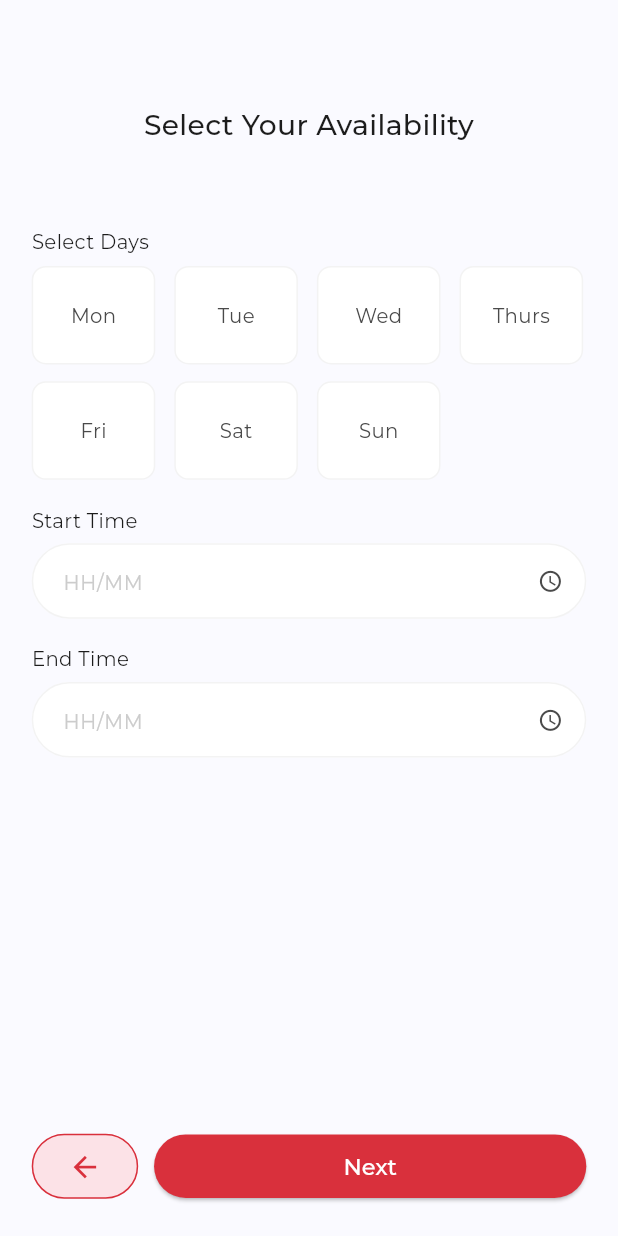
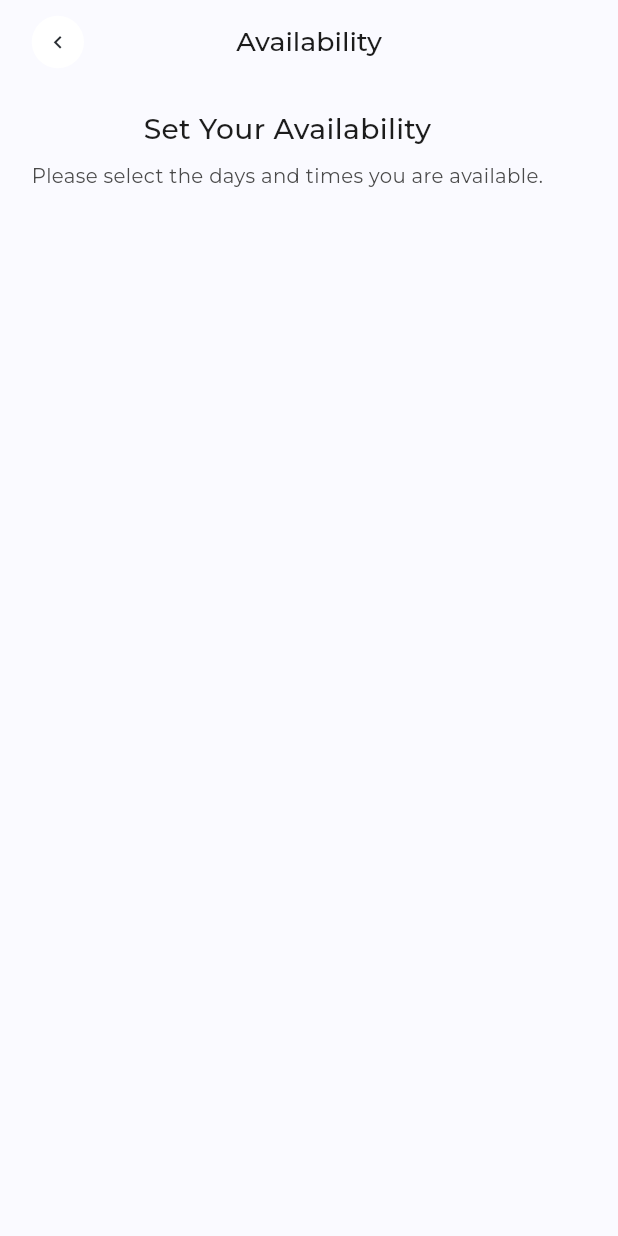
Before and after one commit to waleed-tafsol/beauty_near_sp, a Flutter app: the AvailabilityScreen screen opened by its route, on a phone screen of 412 x 824 dp. Run offline on Flutter 3.47's test engine with Material 3 defaults, Android fonts, the light colour scheme and no system bars; our stand-ins replace dropdown_button2, fl_chart, flutter_screenutil, flutter_svg, get_it, google_fonts and 4 more; accounts and stored records are empty.

Commit message:
refactor: update AvailabilityScreen to StatelessWidget and enhance UI elements

```diff
--- a/lib/screens/availability_screen.dart
+++ b/lib/screens/availability_screen.dart
@@ -1,3 +1,4 @@
+import 'package:beauty_near_sp/widgets/custom_app_bar.dart';
 import 'package:flutter/material.dart';
 import 'package:flutter_screenutil/flutter_screenutil.dart';
 
@@ -7,120 +8,21 @@ import '../widgets/custom_back_button.dart';
 import '../widgets/dialog box/success_dialog_box.dart';
 import 'bot_nav_bar_page.dart';
 
-class AvailabilityScreen extends StatefulWidget {
+class AvailabilityScreen extends StatelessWidget {
   const AvailabilityScreen({super.key});
-
-  @override
-  State<AvailabilityScreen> createState() => _AvailabilityScreenState();
-}
-
-class _AvailabilityScreenState extends State<AvailabilityScreen> {
-  final TextEditingController _startTimeController = TextEditingController();
-  final TextEditingController _endTimeController = TextEditingController();
-  TimeOfDay? _selectedStartTime;
-  TimeOfDay? _selectedEndTime;
-
-  List<String> selectedDays = [];
-
-  Future<void> _selectStartTime() async {
-    final TimeOfDay? picked = await showTimePicker(
-      context: context,
-      initialTime: _selectedStartTime ?? TimeOfDay.now(),
-      builder: (BuildContext context, Widget? child) {
-        return Theme(
-          data: Theme.of(context).copyWith(
-            colorScheme: ColorScheme.light(
-              primary: AppColors.kPrimaryColor,
-              onPrimary: Colors.white,
-              surface: Colors.white,
-              onSurface: AppColors.textPrimaryColor,
-              secondary: AppColors.kPrimaryColor,
-              onSecondary: Colors.white,
-            ),
-            timePickerTheme: TimePickerThemeData(
-              backgroundColor: Colors.white,
-              hourMinuteTextColor: AppColors.textPrimaryColor,
-              dayPeriodTextColor: AppColors.kPrimaryColor,
-              dialHandColor: AppColors.kPrimaryColor,
-              dialBackgroundColor: Colors.grey.shade100,
-              hourMinuteColor: Colors.grey.shade100,
-              dayPeriodColor: AppColors.kPrimaryColor.withOpacity(0.1),
-              entryModeIconColor: AppColors.kPrimaryColor,
-            ),
-          ),
-          child: child!,
-        );
-      },
-    );
-
-    if (picked != null && picked != _selectedStartTime) {
-      setState(() {
-        _selectedStartTime = picked;
-        _startTimeController.text = '${picked.hour.toString().padLeft(2, '0')}:${picked.minute.toString().padLeft(2, '0')}';
-      });
-    }
-  }
-
-  Future<void> _selectEndTime() async {
-    final TimeOfDay? picked = await showTimePicker(
-      context: context,
-      initialTime: _selectedEndTime ?? TimeOfDay.now(),
-      builder: (BuildContext context, Widget? child) {
-        return Theme(
-          data: Theme.of(context).copyWith(
-            colorScheme: ColorScheme.light(
-              primary: AppColors.kPrimaryColor,
-              onPrimary: Colors.white,
-              surface: Colors.white,
-              onSurface: AppColors.textPrimaryColor,
-              secondary: AppColors.kPrimaryColor,
-              onSecondary: Colors.white,
-            ),
-            timePickerTheme: TimePickerThemeData(
-              backgroundColor: Colors.white,
-              hourMinuteTextColor: AppColors.textPrimaryColor,
-              dayPeriodTextColor: AppColors.kPrimaryColor,
-              dialHandColor: AppColors.kPrimaryColor,
-              dialBackgroundColor: Colors.grey.shade100,
-              hourMinuteColor: Colors.grey.shade100,
-              dayPeriodColor: AppColors.kPrimaryColor.withOpacity(0.1),
-              entryModeIconColor: AppColors.kPrimaryColor,
-            ),
-          ),
-          child: child!,
-        );
-      },
-    );
-
-    if (picked != null && picked != _selectedEndTime) {
-      setState(() {
-        _selectedEndTime = picked;
-        _endTimeController.text = '${picked.hour.toString().padLeft(2, '0')}:${picked.minute.toString().padLeft(2, '0')}';
-      });
-    }
-  }
-
-  @override
-  void dispose() {
-    _startTimeController.dispose();
-    _endTimeController.dispose();
-    super.dispose();
-  }
 
   @override
   Widget build(BuildContext context) {
     return Scaffold(
-      body: SingleChildScrollView(
-        child: Padding(
+      appBar: CustomAppBar(title: 'Availability'),
+      body: Padding(
         padding: EdgeInsets.symmetric(horizontal: 20.w),
         child: Column(
-            crossAxisAlignment: CrossAxisAlignment.start,
+          crossAxisAlignment: CrossAxisAlignment.center,
           children: [
-              SizedBox(height: 77.h),
-
-              Center(
-                child: Text(
-                  'Select Your Availability',
+            SizedBox(height: 20.h),
+            Text(
+              'Set Your Availability',
               style: TextStyle(
                 fontSize: 20.sp,
                 fontWeight: FontWeight.w500,
@@ -129,11 +31,9 @@ class _AvailabilityScreenState extends State<AvailabilityScreen> {
               ),
               textAlign: TextAlign.center,
             ),
-              ),
             SizedBox(height: 10.h),
-              Center(
-                child: Text(
-                  '',
+            Text(
+              'Please select the days and times you are available.',
               style: TextStyle(
                 fontSize: 14.sp,
                 fontWeight: FontWeight.w400,
@@ -142,179 +42,328 @@ class _AvailabilityScreenState extends State<AvailabilityScreen> {
               ),
               textAlign: TextAlign.center,
             ),
-              ),
-
-              SizedBox(height: 30.h),
-
-              _buildDaySelectionSection(),
-
-              SizedBox(height: 20.h),
-
-              Text(
-                'Start Time',
-                style: TextStyle(
-                  fontSize: 14.sp,
-                  fontWeight: FontWeight.w400,
-                  color: AppColors.textPrimaryColor,
-                  height: 1.22,
-                ),
-              ),
-              SizedBox(height: 8.h),
-              GestureDetector(
-                onTap: _selectStartTime,
-                child: AbsorbPointer(
-                  child: TextField(
-                    controller: _startTimeController,
-                    decoration: InputDecoration(
-                      hintText: 'HH/MM',
-                      suffixIcon: Icon(
-                        Icons.access_time,
-                        size: 18.sp,
-                        color: AppColors.darkGreyColor,
-                      ),
-                    ),
-                  ),
-                ),
-              ),
-              SizedBox(height: 20.h),
-
-              Text(
-                'End Time',
-                style: TextStyle(
-                  fontSize: 14.sp,
-                  fontWeight: FontWeight.w400,
-                  color: AppColors.textPrimaryColor,
-                  height: 1.22,
-                ),
-              ),
-              SizedBox(height: 8.h),
-              GestureDetector(
-                onTap: _selectEndTime,
-                child: AbsorbPointer(
-                  child: TextField(
-                    controller: _endTimeController,
-                    decoration: InputDecoration(
-                      hintText: 'HH/MM',
-                      suffixIcon: Icon(
-                        Icons.access_time,
-                        size: 18.sp,
-                        color: AppColors.darkGreyColor,
-                      ),
-                    ),
-                  ),
-                ),
-              ),
           ],
-          ),
-        ),
-      ),
-      bottomNavigationBar: SafeArea(
-        child: Padding(
-          padding: EdgeInsets.only(bottom: 24.h, left: 20.w, right: 20.w),
-          child: Row(
-            children: [
-              CustomBackButton(),
-
-              SizedBox(width: 10.w),
-
-              Expanded(
-                child: ElevatedButton(
-                  onPressed: () {
-                    showSuccessDialog(
-                      screenContext: context,
-                      desc: 'Your Account Successfully\nCreated',
-                      onSuccess: () {
-                        Navigator.pushNamedAndRemoveUntil(
-                          context,
-                          BotNavPage.routeName,
-                              (route) => false,
-                        );
-                      },
-                    );
-                   // Navigator.pushNamed(context, cardDetailsScreen);
-                  },
-                  child: Text('Next'),
-                ),
-              ),
-            ],
-          ),
-        ),
-      ),
-    );
-  }
-
-  Widget _buildDaySelectionSection() {
-    return Column(
-      crossAxisAlignment: CrossAxisAlignment.start,
-      children: [
-        Text(
-          'Select Days',
-          style: TextStyle(
-            fontSize: 14.sp,
-            fontWeight: FontWeight.w400,
-            color: AppColors.textPrimaryColor,
-            height: 1.22,
-          ),
-        ),
-        SizedBox(height: 9.h),
-        Wrap(
-          spacing: 12.w,
-          runSpacing: 12.h,
-          children: [
-            _buildDayTab('Mon'),
-            _buildDayTab('Tue'),
-            _buildDayTab('Wed'),
-            _buildDayTab('Thurs'),
-            _buildDayTab('Fri'),
-            _buildDayTab('Sat'),
-            _buildDayTab('Sun'),
-          ],
-        ),
-      ],
-    );
-  }
-
-  Widget _buildDayTab(String day) {
-    return GestureDetector(
-      onTap: (){
-        if(selectedDays.contains(day)){
-          setState(() {
-            selectedDays.remove(day);
-          });
-        }
-        else{
-          setState(() {
-            selectedDays.add(day);
-          });
-        }
-      },
-      child: Container(
-        width: 78.w,
-        height: 70.h,
-        decoration: BoxDecoration(
-          gradient: selectedDays.contains(day)
-              ? LinearGradient(
-                  colors: [AppColors.kPrimaryColor, Color(0xffDE6C75)],
-                  begin: Alignment.centerLeft,
-                  end: Alignment.centerRight,
-                )
-              : null,
-          color: selectedDays.contains(day) ? null : Colors.white,
-          borderRadius: BorderRadius.circular(10.r),
-          border: Border.all(color: AppColors.strokeColor, width: 1),
-        ),
-        child: Center(
-          child: Text(
-            day,
-            style: TextStyle(
-              fontSize: 14.sp,
-              fontWeight: FontWeight.w400,
-              color: selectedDays.contains(day) ? Colors.white : AppColors.darkGreyColor,
-              height: 1.22,
-            ),
-          ),
         ),
       ),
     );
   }
 }
+
+
+
+
+
+
+
+
+// class AvailabilityScreen extends StatefulWidget {
+//   const AvailabilityScreen({super.key});
+
+//   @override
+//   State<AvailabilityScreen> createState() => _AvailabilityScreenState();
+// }
+
+// class _AvailabilityScreenState extends State<AvailabilityScreen> {
+//   final TextEditingController _startTimeController = TextEditingController();
+//   final TextEditingController _endTimeController = TextEditingController();
+//   TimeOfDay? _selectedStartTime;
+//   TimeOfDay? _selectedEndTime;
+
+//   List<String> selectedDays = [];
+
+//   Future<void> _selectStartTime() async {
+//     final TimeOfDay? picked = await showTimePicker(
+//       context: context,
+//       initialTime: _selectedStartTime ?? TimeOfDay.now(),
+//       builder: (BuildContext context, Widget? child) {
+//         return Theme(
+//           data: Theme.of(context).copyWith(
+//             colorScheme: ColorScheme.light(
+//               primary: AppColors.kPrimaryColor,
+//               onPrimary: Colors.white,
+//               surface: Colors.white,
+//               onSurface: AppColors.textPrimaryColor,
+//               secondary: AppColors.kPrimaryColor,
+//               onSecondary: Colors.white,
+//             ),
+//             timePickerTheme: TimePickerThemeData(
+//               backgroundColor: Colors.white,
+//               hourMinuteTextColor: AppColors.textPrimaryColor,
+//               dayPeriodTextColor: AppColors.kPrimaryColor,
+//               dialHandColor: AppColors.kPrimaryColor,
+//               dialBackgroundColor: Colors.grey.shade100,
+//               hourMinuteColor: Colors.grey.shade100,
+//               dayPeriodColor: AppColors.kPrimaryColor.withOpacity(0.1),
+//               entryModeIconColor: AppColors.kPrimaryColor,
+//             ),
+//           ),
+//           child: child!,
+//         );
+//       },
+//     );
+
+//     if (picked != null && picked != _selectedStartTime) {
+//       setState(() {
+//         _selectedStartTime = picked;
+//         _startTimeController.text = '${picked.hour.toString().padLeft(2, '0')}:${picked.minute.toString().padLeft(2, '0')}';
+//       });
+//     }
+//   }
+
+//   Future<void> _selectEndTime() async {
+//     final TimeOfDay? picked = await showTimePicker(
+//       context: context,
+//       initialTime: _selectedEndTime ?? TimeOfDay.now(),
+//       builder: (BuildContext context, Widget? child) {
+//         return Theme(
+//           data: Theme.of(context).copyWith(
+//             colorScheme: ColorScheme.light(
+//               primary: AppColors.kPrimaryColor,
+//               onPrimary: Colors.white,
+//               surface: Colors.white,
+//               onSurface: AppColors.textPrimaryColor,
+//               secondary: AppColors.kPrimaryColor,
+//               onSecondary: Colors.white,
+//             ),
+//             timePickerTheme: TimePickerThemeData(
+//               backgroundColor: Colors.white,
+//               hourMinuteTextColor: AppColors.textPrimaryColor,
+//               dayPeriodTextColor: AppColors.kPrimaryColor,
+//               dialHandColor: AppColors.kPrimaryColor,
+//               dialBackgroundColor: Colors.grey.shade100,
+//               hourMinuteColor: Colors.grey.shade100,
+//               dayPeriodColor: AppColors.kPrimaryColor.withOpacity(0.1),
+//               entryModeIconColor: AppColors.kPrimaryColor,
+//             ),
+//           ),
+//           child: child!,
+//         );
+//       },
+//     );
+
+//     if (picked != null && picked != _selectedEndTime) {
+//       setState(() {
+//         _selectedEndTime = picked;
+//         _endTimeController.text = '${picked.hour.toString().padLeft(2, '0')}:${picked.minute.toString().padLeft(2, '0')}';
+//       });
+//     }
+//   }
+
+//   @override
+//   void dispose() {
+//     _startTimeController.dispose();
+//     _endTimeController.dispose();
+//     super.dispose();
+//   }
+
+//   @override
+//   Widget build(BuildContext context) {
+//     return Scaffold(
+//       body: SingleChildScrollView(
+//         child: Padding(
+//           padding: EdgeInsets.symmetric(horizontal: 20.w),
+//           child: Column(
+//             crossAxisAlignment: CrossAxisAlignment.start,
+//             children: [
+//               SizedBox(height: 77.h),
+
+//               Center(
+//                 child: Text(
+//                   'Select Your Availability',
+//                   style: TextStyle(
+//                     fontSize: 20.sp,
+//                     fontWeight: FontWeight.w500,
+//                     color: AppColors.textPrimaryColor,
+//                     height: 1.22,
+//                   ),
+//                   textAlign: TextAlign.center,
+//                 ),
+//               ),
+//               SizedBox(height: 10.h),
+//               Center(
+//                 child: Text(
+//                   '',
+//                   style: TextStyle(
+//                     fontSize: 14.sp,
+//                     fontWeight: FontWeight.w400,
+//                     color: AppColors.darkGreyColor,
+//                     height: 1.5,
+//                   ),
+//                   textAlign: TextAlign.center,
+//                 ),
+//               ),
+
+//               SizedBox(height: 30.h),
+
+//               _buildDaySelectionSection(),
+
+//               SizedBox(height: 20.h),
+
+//               Text(
+//                 'Start Time',
+//                 style: TextStyle(
+//                   fontSize: 14.sp,
+//                   fontWeight: FontWeight.w400,
+//                   color: AppColors.textPrimaryColor,
+//                   height: 1.22,
+//                 ),
+//               ),
+//               SizedBox(height: 8.h),
+//               GestureDetector(
+//                 onTap: _selectStartTime,
+//                 child: AbsorbPointer(
+//                   child: TextField(
+//                     controller: _startTimeController,
+//                     decoration: InputDecoration(
+//                       hintText: 'HH/MM',
+//                       suffixIcon: Icon(
+//                         Icons.access_time,
+//                         size: 18.sp,
+//                         color: AppColors.darkGreyColor,
+//                       ),
+//                     ),
+//                   ),
+//                 ),
+//               ),
+//               SizedBox(height: 20.h),
+
+//               Text(
+//                 'End Time',
+//                 style: TextStyle(
+//                   fontSize: 14.sp,
+//                   fontWeight: FontWeight.w400,
+//                   color: AppColors.textPrimaryColor,
+//                   height: 1.22,
+//                 ),
+//               ),
+//               SizedBox(height: 8.h),
+//               GestureDetector(
+//                 onTap: _selectEndTime,
+//                 child: AbsorbPointer(
+//                   child: TextField(
+//                     controller: _endTimeController,
+//                     decoration: InputDecoration(
+//                       hintText: 'HH/MM',
+//                       suffixIcon: Icon(
+//                         Icons.access_time,
+//                         size: 18.sp,
+//                         color: AppColors.darkGreyColor,
+//                       ),
+//                     ),
+//                   ),
+//                 ),
+//               ),
+//             ],
+//           ),
+//         ),
+//       ),
+//       bottomNavigationBar: SafeArea(
+//         child: Padding(
+//           padding: EdgeInsets.only(bottom: 24.h, left: 20.w, right: 20.w),
+//           child: Row(
+//             children: [
+//               CustomBackButton(),
+
+//               SizedBox(width: 10.w),
+
+//               Expanded(
+//                 child: ElevatedButton(
+//                   onPressed: () {
+//                     showSuccessDialog(
+//                       screenContext: context,
+//                       desc: 'Your Account Successfully\nCreated',
+//                       onSuccess: () {
+//                         Navigator.pushNamedAndRemoveUntil(
+//                           context,
+//                           BotNavPage.routeName,
+//                               (route) => false,
+//                         );
+//                       },
+//                     );
+//                    // Navigator.pushNamed(context, cardDetailsScreen);
+//                   },
+//                   child: Text('Next'),
+//                 ),
+//               ),
+//             ],
+//           ),
+//         ),
+//       ),
+//     );
+//   }
+
+//   Widget _buildDaySelectionSection() {
+//     return Column(
+//       crossAxisAlignment: CrossAxisAlignment.start,
+//       children: [
+//         Text(
+//           'Select Days',
+//           style: TextStyle(
+//             fontSize: 14.sp,
+//             fontWeight: FontWeight.w400,
+//             color: AppColors.textPrimaryColor,
+//             height: 1.22,
+//           ),
+//         ),
+//         SizedBox(height: 9.h),
+//         Wrap(
+//           spacing: 12.w,
+//           runSpacing: 12.h,
+//           children: [
+//             _buildDayTab('Mon'),
+//             _buildDayTab('Tue'),
+//             _buildDayTab('Wed'),
+//             _buildDayTab('Thurs'),
+//             _buildDayTab('Fri'),
+//             _buildDayTab('Sat'),
+//             _buildDayTab('Sun'),
+//           ],
+//         ),
+//       ],
+//     );
+//   }
+
+//   Widget _buildDayTab(String day) {
+//     return GestureDetector(
+//       onTap: (){
+//         if(selectedDays.contains(day)){
+//           setState(() {
+//             selectedDays.remove(day);
+//           });
+//         }
+//         else{
+//           setState(() {
+//             selectedDays.add(day);
+//           });
+//         }
+//       },
+//       child: Container(
+//         width: 78.w,
+//         height: 70.h,
+//         decoration: BoxDecoration(
+//           gradient: selectedDays.contains(day)
+//               ? LinearGradient(
+//                   colors: [AppColors.kPrimaryColor, Color(0xffDE6C75)],
+//                   begin: Alignment.centerLeft,
+//                   end: Alignment.centerRight,
+//                 )
+//               : null,
+//           color: selectedDays.contains(day) ? null : Colors.white,
+//           borderRadius: BorderRadius.circular(10.r),
+//           border: Border.all(color: AppColors.strokeColor, width: 1),
+//         ),
+//         child: Center(
+//           child: Text(
+//             day,
+//             style: TextStyle(
+//               fontSize: 14.sp,
+//               fontWeight: FontWeight.w400,
+//               color: selectedDays.contains(day) ? Colors.white : AppColors.darkGreyColor,
+//               height: 1.22,
+//             ),
+//           ),
+//         ),
+//       ),
+//     );
+//   }
+// }
```
Also changed, not shown: lib/screens/bot_nav_bar_page.dart (+9 -2 lines), 4 other files. Lines whose indentation alone changed are shown as unchanged.
